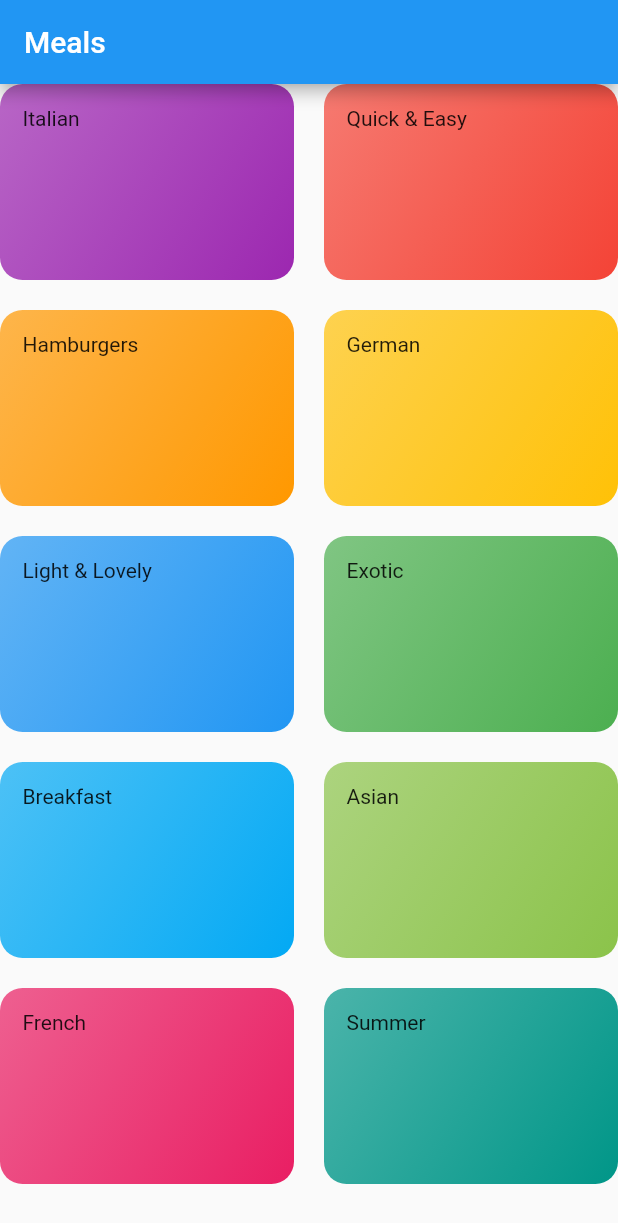
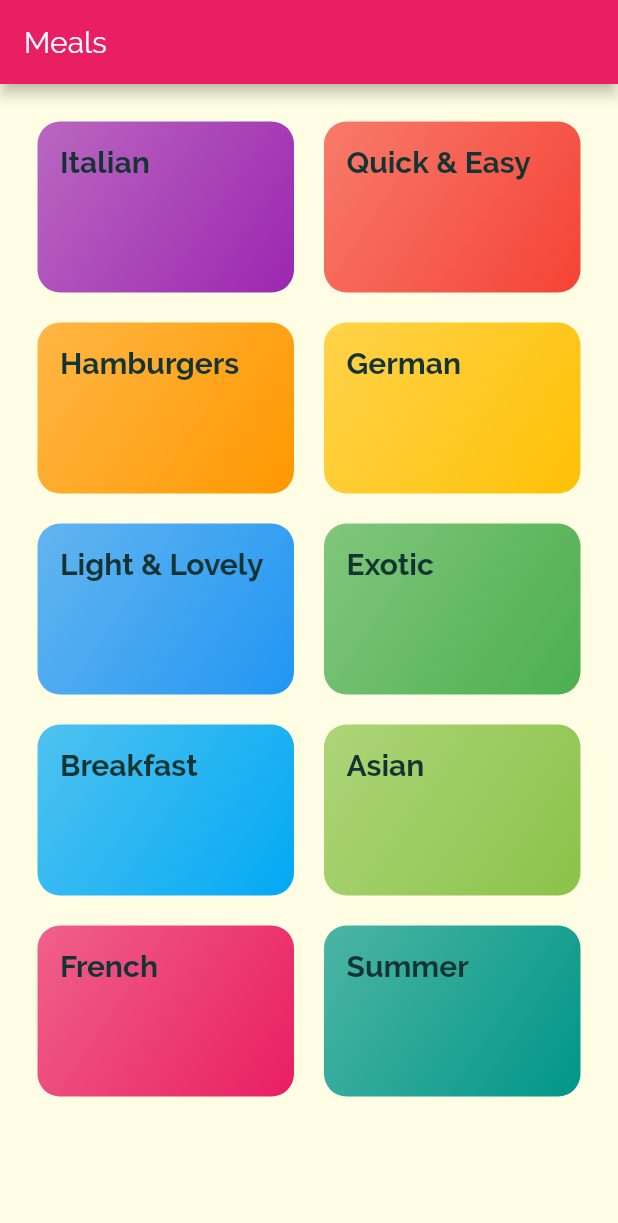
Before and after one commit to timagixe/meals_app, a Flutter app: the screen it shows after launch, on a phone screen of 412 x 824 dp. Shown: the top 1223 px of the screen. Run offline on Flutter 3.47's test engine with Material 2 defaults, Android fonts, the phone set to English and light mode, and no system bars.

Commit message:
refactor(styles): :lipstick: update styling

```diff
--- a/lib/main.dart
+++ b/lib/main.dart
@@ -11,7 +11,23 @@ class MyApp extends StatelessWidget {
     return MaterialApp(
       title: 'Meals App',
       theme: ThemeData(
-        primarySwatch: Colors.blue,
+        primarySwatch: Colors.pink,
+        accentColor: Colors.amber,
+        canvasColor: Color.fromRGBO(255, 254, 229, 1),
+        fontFamily: 'Raleway',
+        textTheme: Theme.of(context).textTheme.copyWith(
+              bodyText1: TextStyle(
+                color: Color.fromRGBO(20, 51, 51, 1),
+              ),
+              bodyText2: TextStyle(
+                color: Color.fromRGBO(20, 51, 51, 1),
+              ),
+              headline1: TextStyle(
+                fontSize: 20,
+                fontWeight: FontWeight.bold,
+                color: Color.fromRGBO(20, 51, 51, 1),
+              ),
+            ),
       ),
       debugShowCheckedModeBanner: false,
       home: CategoriesScreen(),
--- a/lib/screens/categories.dart
+++ b/lib/screens/categories.dart
@@ -23,6 +23,7 @@ class CategoriesScreen extends StatelessWidget {
         title: const Text('Meals'),
       ),
       body: GridView(
+        padding: const EdgeInsets.all(25),
         children: categoryItems,
         gridDelegate: SliverGridDelegateWithMaxCrossAxisExtent(
           maxCrossAxisExtent: _kmaxCrossAxisExtent,
--- a/lib/widgets/category_item.dart
+++ b/lib/widgets/category_item.dart
@@ -13,7 +13,10 @@ class CategoryItem extends StatelessWidget {
   @override
   Widget build(BuildContext context) {
     return Container(
-      child: Text(title),
+      child: Text(
+        title,
+        style: Theme.of(context).textTheme.headline1,
+      ),
       padding: const EdgeInsets.all(15),
       decoration: BoxDecoration(
         borderRadius: BorderRadius.circular(15),
```
